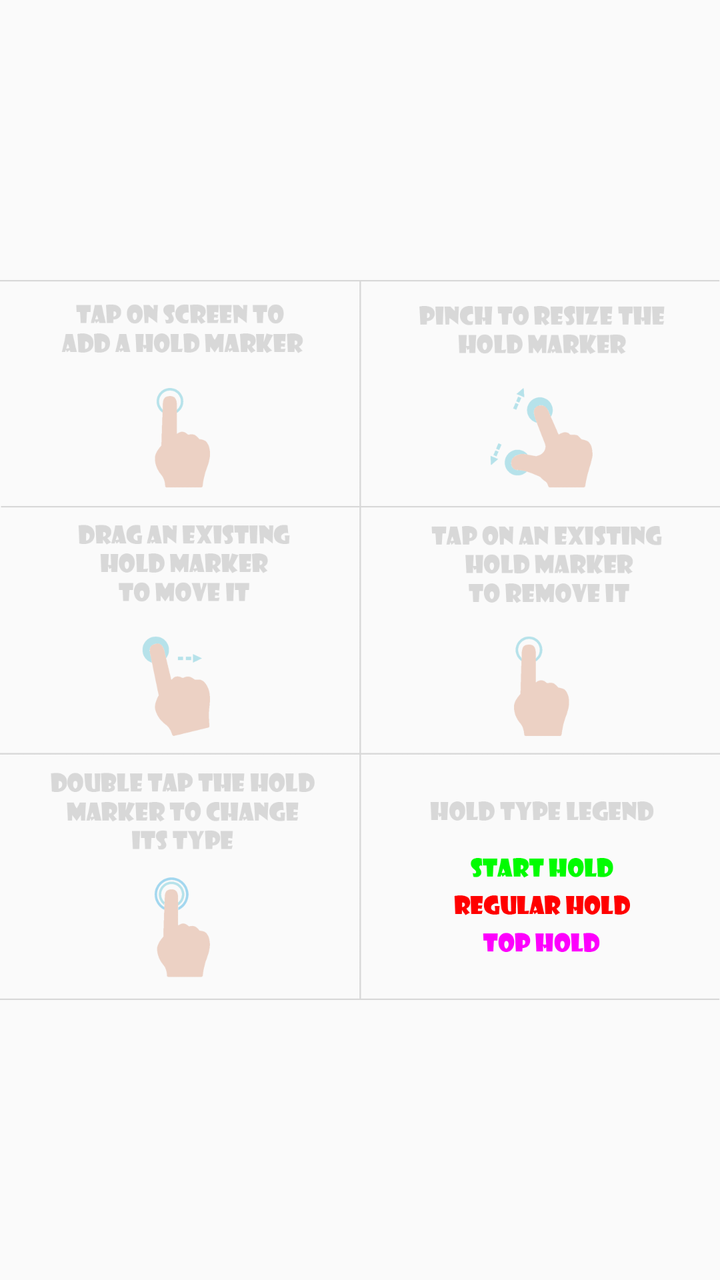
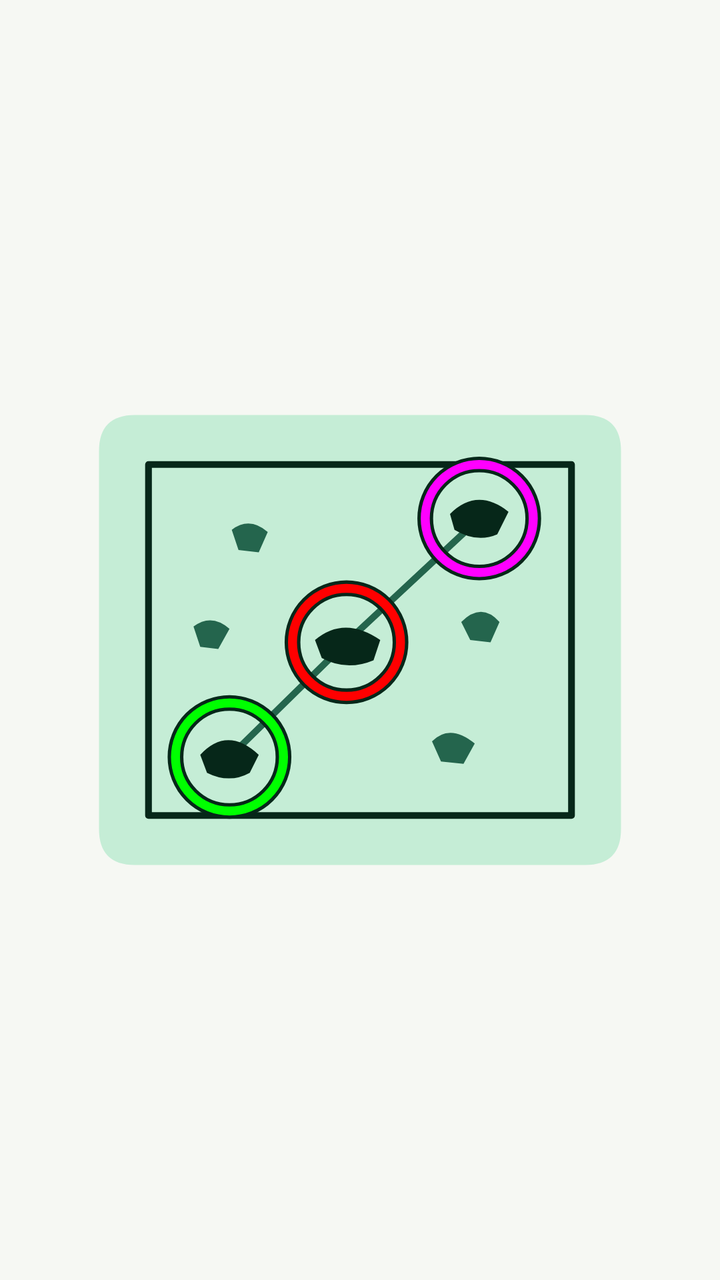

The first picture is an Android layout as it rendered before a commit; the second is the same layout after the commit. The layout source and the unified diff follow.
<!-- AndroidManifest.xml: application theme AppTheme -->
<!-- res/layout/fragment_tutorial_fragment2.xml -->
<FrameLayout xmlns:android="http://schemas.android.com/apk/res/android"
    xmlns:tools="http://schemas.android.com/tools"
    android:layout_width="match_parent"
    android:layout_height="match_parent"
    tools:context="com.herak.bouldershare.fragments.TutorialFragment1">

    <ImageView
        android:layout_width="match_parent"
        android:layout_height="match_parent"
        android:src="@mipmap/bouldershare_tutorial2" />

</FrameLayout>
<!-- resources referenced by this layout -->
<resources>
  <!-- mipmap bouldershare_tutorial2: png bitmap (mipmap-xxhdpi, 119855 bytes) -->
  <style name="AppTheme" parent="Theme.AppCompat.Light.DarkActionBar">
          
          <item name="colorPrimary">@color/colorPrimary</item>
          <item name="colorPrimaryDark">@color/colorPrimaryDark</item>
          <item name="colorAccent">@color/colorAccent</item>
          <item name="android:actionButtonStyle">@style/MyActionButtonStyle</item>
      </style>
  <color name="colorPrimary">#3F51B5</color>
  <color name="colorPrimaryDark">#303F9F</color>
  <color name="colorAccent">#FF4081</color>
  <style name="MyActionButtonStyle" parent="Theme.AppCompat.Light.DarkActionBar">
          <item name="android:minWidth">20dp</item>
          <item name="android:padding">10dp</item>
      </style>
</resources>

<!-- the commit's change to res/layout/fragment_tutorial_fragment2.xml (unified diff, before → after) -->
@@ -1,12 +1,11 @@
+<?xml version="1.0" encoding="utf-8"?>
 <FrameLayout xmlns:android="http://schemas.android.com/apk/res/android"
-    xmlns:tools="http://schemas.android.com/tools"
     android:layout_width="match_parent"
-    android:layout_height="match_parent"
-    tools:context="com.herak.bouldershare.fragments.TutorialFragment1">
-
+    android:layout_height="match_parent">
     <ImageView
         android:layout_width="match_parent"
         android:layout_height="match_parent"
-        android:src="@mipmap/bouldershare_tutorial2" />
-
+        android:scaleType="fitCenter"
+        android:src="@drawable/illustration_holds"
+        android:contentDescription="@string/tutorial_body_holds" />
 </FrameLayout>
<!-- resource entries referenced after the edit -->
@@ -1,19 +1,44 @@
 <!-- resources referenced by this layout -->
 <resources>
-  <!-- mipmap bouldershare_tutorial2: png bitmap (mipmap-xxhdpi, 119855 bytes) -->
-  <style name="AppTheme" parent="Theme.AppCompat.Light.DarkActionBar">
-          
+  <!-- drawable illustration_holds: vector/xml drawable (drawable, 2038 chars, omitted) -->
+  <string name="tutorial_body_holds">Pinch to zoom in on smaller holds. Drag empty space to pan the photo or drag a marker to move it. Tap to add or remove markers, and double tap to change their type. Use Resize hold to change marker size or Fit photo to see the whole wall.</string>
+  <style name="AppTheme" parent="Theme.Material3.DayNight.NoActionBar">
           <item name="colorPrimary">@color/colorPrimary</item>
-          <item name="colorPrimaryDark">@color/colorPrimaryDark</item>
+          <item name="colorOnPrimary">@color/on_primary</item>
+          <item name="colorPrimaryContainer">@color/primary_container</item>
+          <item name="colorOnPrimaryContainer">@color/on_primary_container</item>
+          <item name="colorSecondary">@color/colorAccent</item>
+          <item name="colorOnSecondary">@color/on_primary</item>
+          <item name="colorSecondaryContainer">@color/secondary_container</item>
+          <item name="colorOnSecondaryContainer">@color/on_secondary_container</item>
+          <item name="colorSurface">@color/app_surface</item>
+          <item name="colorOnSurface">@color/on_surface</item>
+          <item name="colorOnSurfaceVariant">@color/on_surface_variant</item>
+          <item name="colorSurfaceVariant">@color/surface_container</item>
+          <item name="colorOutline">@color/outline</item>
+          <item name="colorOutlineVariant">@color/outline_variant</item>
+          <item name="android:colorBackground">@color/app_background</item>
+          <item name="android:windowBackground">@color/app_background</item>
+          <item name="android:statusBarColor">@android:color/transparent</item>
+          <item name="android:navigationBarColor">@android:color/transparent</item>
+          <item name="android:windowLightStatusBar">@bool/light_system_bars</item>
+          <item name="android:windowLightNavigationBar" tools:targetApi="27">@bool/light_system_bars</item>
           <item name="colorAccent">@color/colorAccent</item>
-          <item name="android:actionButtonStyle">@style/MyActionButtonStyle</item>
+          <item name="fontFamily">sans</item>
       </style>
-  <color name="colorPrimary">#3F51B5</color>
-  <color name="colorPrimaryDark">#303F9F</color>
-  <color name="colorAccent">#FF4081</color>
-  <style name="MyActionButtonStyle" parent="Theme.AppCompat.Light.DarkActionBar">
-          <item name="android:minWidth">20dp</item>
-          <item name="android:padding">10dp</item>
-      </style>
+  <color name="colorPrimary">#24654D</color>
+  <color name="on_primary">#FFFFFF</color>
+  <color name="primary_container">#C5EDD6</color>
+  <color name="on_primary_container">#062719</color>
+  <color name="colorAccent">#166B74</color>
+  <color name="secondary_container">#C9E9EC</color>
+  <color name="on_secondary_container">#082F34</color>
+  <color name="app_surface">#F6F8F3</color>
+  <color name="on_surface">#1A211B</color>
+  <color name="on_surface_variant">#444F46</color>
+  <color name="surface_container">#EAF0E8</color>
+  <color name="outline">#737F75</color>
+  <color name="outline_variant">#C3CCC2</color>
+  <color name="app_background">#F6F8F3</color>
 </resources>
 
